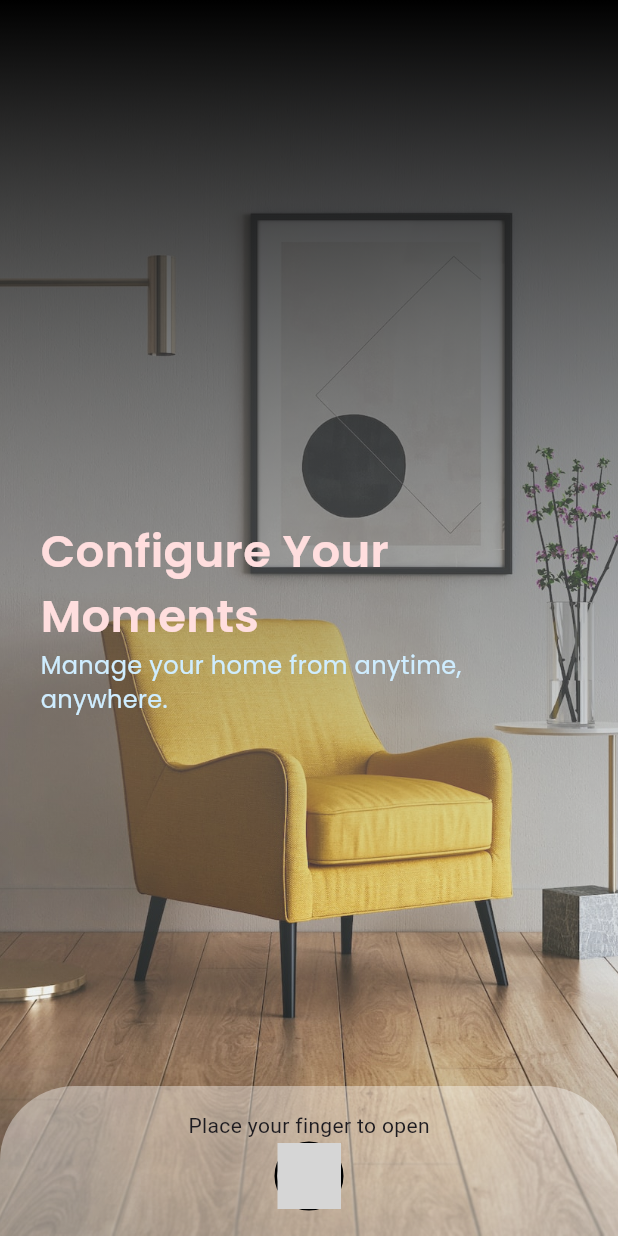
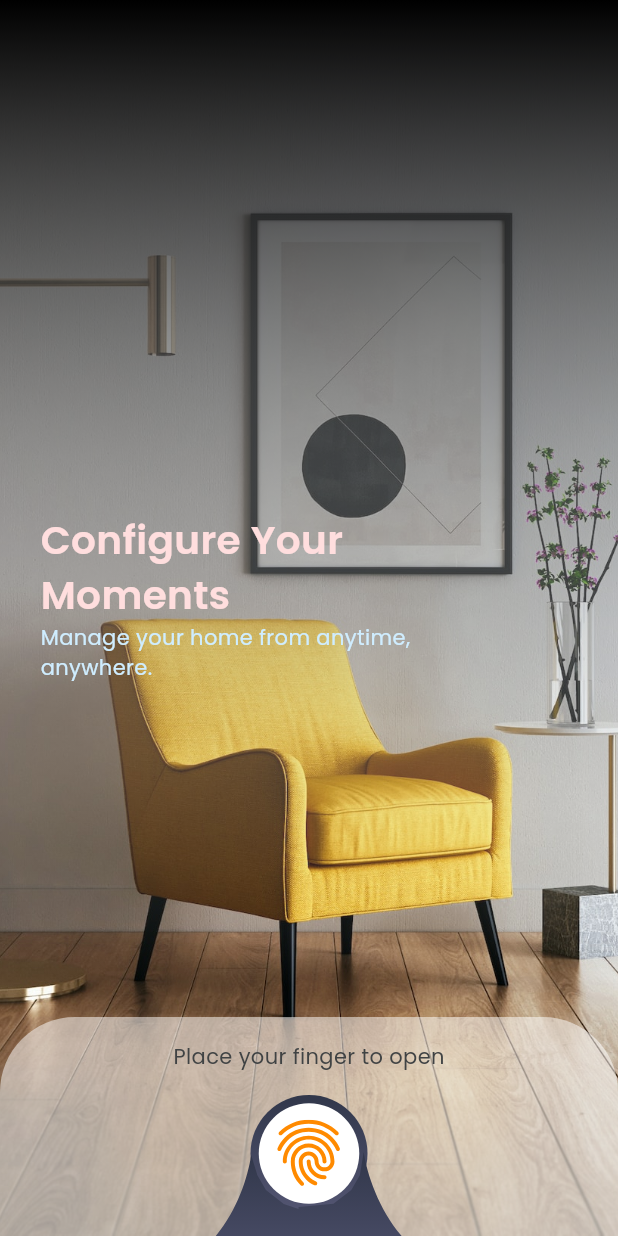
Before and after one commit to KaremMotaz/smart_home, a Flutter app: the screen it shows after launch, on a phone screen of 412 x 824 dp. Run offline on Flutter 3.47's test engine with Material 3 defaults, Android fonts, the phone set to English and light mode, and no system bars; our stand-ins replace equatable, flutter_bloc, flutter_svg, local_auth; grey boxes are pictures that could not be loaded.

Commit message:
Finger Login logic part 1

```diff
--- a/lib/core/theming/assets_data.dart
+++ b/lib/core/theming/assets_data.dart
@@ -1,4 +1,5 @@
 class AssetsData {
   static const String fingerLoginBg = 'assets/images/finger_login_bg.jpg';
   static const String fingerIcon = 'assets/svgs/finger_icon.svg';
+  static const String fingerShape = 'assets/svgs/finger_shape.svg';
 }
--- a/lib/core/theming/colors_manager.dart
+++ b/lib/core/theming/colors_manager.dart
@@ -1,5 +1,9 @@
 import 'package:flutter/material.dart';
 
 class ColorsManager {
-  static const Color mainBlue = Color(0xff0096C7);
+  static const Color darkerBlue = Color(0xff31374A);
+  static const Color darkBlue = Color(0xff535572);
+  static const Color grey = Color(0xffA8A8A8);
+  static const Color lightBlue = Color(0xffEFF1F5);
+  static const Color orange = Color(0xffFF8A00);
 }
--- a/lib/core/theming/text_styles.dart
+++ b/lib/core/theming/text_styles.dart
@@ -3,13 +3,18 @@ import 'package:flutter/material.dart';
 import 'font_weight_helper.dart';
 
 abstract class TextStyles {
-  static const TextStyle semiBold30 = TextStyle(
-    fontSize: 30,
+  static const TextStyle semiBold26 = TextStyle(
+    fontSize: 26,
     fontWeight: FontWeightHelper.semiBold,
     fontFamily: 'Poppins',
   );
-  static const TextStyle regular16 = TextStyle(
-    fontSize: 16,
+  static const TextStyle regular12 = TextStyle(
+    fontSize: 12,
+    fontWeight: FontWeightHelper.regular,
+    fontFamily: 'Poppins',
+  );
+  static const TextStyle regular14 = TextStyle(
+    fontSize: 14,
     fontWeight: FontWeightHelper.regular,
     fontFamily: 'Poppins',
   );
--- /dev/null
+++ b/lib/features/auth/logic/biometric_cubit/biometric_state.dart
@@ -0,0 +1,20 @@
+import 'package:equatable/equatable.dart';
+
+abstract class BiometricState extends Equatable {
+  @override
+  List<Object?> get props => [];
+}
+
+class BiometricInitialState extends BiometricState {}
+
+class BiometricLoadingState extends BiometricState {}
+
+class BiometricSuccessState extends BiometricState {}
+
+class BiometricFailureState extends BiometricState {
+  final String message;
+  BiometricFailureState(this.message);
+
+  @override
+  List<Object?> get props => [message];
+}
--- a/lib/features/auth/presentation/widgets/finger_login_container.dart
+++ b/lib/features/auth/presentation/widgets/finger_login_container.dart
@@ -1,6 +1,10 @@
 import 'package:flutter/material.dart';
+import 'package:flutter_bloc/flutter_bloc.dart';
 import 'package:flutter_svg/svg.dart';
 import 'package:smart_home/core/theming/assets_data.dart';
+import 'package:smart_home/core/theming/colors_manager.dart';
+import 'package:smart_home/core/theming/text_styles.dart';
+import 'package:smart_home/features/auth/logic/biometric_cubit/biometric_cubit.dart';
 
 class FingerLoginContainer extends StatelessWidget {
   const FingerLoginContainer({super.key});
@@ -10,38 +14,57 @@ class FingerLoginContainer extends StatelessWidget {
     return Container(
       padding: const EdgeInsets.symmetric(horizontal: 80, vertical: 16),
       decoration: BoxDecoration(
-        color: Colors.white.withAlpha(100),
+        color: Colors.white.withAlpha(130),
         borderRadius: BorderRadius.only(
           topLeft: Radius.circular(50),
           topRight: Radius.circular(50),
         ),
       ),
+      child: GestureDetector(
+        onTap: () {
+          context.read<BiometricCubit>().authenticate();
+        },
         child: Column(
           children: [
-          Text("Place your finger to open"),
+            Text(
+              "Place your finger to open",
+              style: TextStyles.regular14.copyWith(color: Color(0xff404344)),
+            ),
+            SizedBox(height: 16),
+            Stack(
+              clipBehavior: Clip.none,
+              alignment: Alignment.center,
+              children: [
                 Container(
+                  height: 78,
                   decoration: BoxDecoration(
                     shape: BoxShape.circle,
-              border: Border.all(color: Colors.black, width: 2),
                     gradient: LinearGradient(
                       begin: Alignment.topCenter,
                       end: Alignment.bottomCenter,
-                colors: [Colors.black, Color(0xffEFF1F5).withAlpha(0)],
+                      colors: [
+                        ColorsManager.darkerBlue,
+                        ColorsManager.darkBlue,
+                      ],
                     ),
                   ),
-            child: Container(
+                ),
+                Container(
+                  padding: EdgeInsets.all(12),
                   decoration: BoxDecoration(
                     color: Colors.white,
                     shape: BoxShape.circle,
                   ),
-              child: SvgPicture.asset(
-                AssetsData.fingerIcon,
-                width: 42,
-                height: 44,
+                  child: SvgPicture.asset(AssetsData.fingerIcon),
                 ),
-            ),
+                Positioned(
+                  bottom: -16,
+                  child: SvgPicture.asset(AssetsData.fingerShape, width: 220),
                 ),
               ],
+            ),
+          ],
+        ),
       ),
     );
   }
--- a/lib/features/auth/presentation/widgets/finger_login_view_body.dart
+++ b/lib/features/auth/presentation/widgets/finger_login_view_body.dart
@@ -1,5 +1,9 @@
 import 'package:flutter/material.dart';
+import 'package:flutter_bloc/flutter_bloc.dart';
+import 'package:local_auth/local_auth.dart';
 import 'package:smart_home/core/theming/assets_data.dart';
+import 'package:smart_home/features/auth/data/biometric_repo.dart';
+import 'package:smart_home/features/auth/logic/biometric_cubit/biometric_cubit.dart';
 import 'package:smart_home/features/auth/presentation/widgets/finger_login_container.dart';
 import 'package:smart_home/features/auth/presentation/widgets/shadow_container.dart';
 import 'package:smart_home/features/auth/presentation/widgets/text_body.dart';
@@ -16,7 +20,17 @@ class FingerLoginViewBody extends StatelessWidget {
         ),
         ShadowContainer(),
         TextBody(),
-        Positioned(bottom: 0, right: 0, left: 0, child: FingerLoginContainer()),
+        BlocProvider(
+          create: (context) => BiometricCubit(
+            biometricRepo: BiometricRepo(LocalAuthentication()),
+          ),
+          child: Positioned(
+            bottom: 0,
+            right: 0,
+            left: 0,
+            child: FingerLoginContainer(),
+          ),
+        ),
       ],
     );
   }
--- a/lib/features/auth/presentation/widgets/shadow_container.dart
+++ b/lib/features/auth/presentation/widgets/shadow_container.dart
@@ -2,11 +2,11 @@ import 'package:flutter/material.dart';
 
 class ShadowContainer extends StatelessWidget {
   const ShadowContainer({super.key});
-
   @override
   Widget build(BuildContext context) {
+    final double height = MediaQuery.of(context).size.height;
     return Container(
-      height: double.infinity,
+      height: height * 0.8,
       width: double.infinity,
       decoration: BoxDecoration(
         gradient: LinearGradient(
--- a/lib/features/auth/presentation/widgets/text_body.dart
+++ b/lib/features/auth/presentation/widgets/text_body.dart
@@ -8,19 +8,22 @@ class TextBody extends StatelessWidget {
   Widget build(BuildContext context) {
     return Padding(
       padding: const EdgeInsets.only(left: 27),
+      child: Transform.translate(
+        offset: const Offset(0, -14),
         child: Column(
           mainAxisAlignment: MainAxisAlignment.center,
           crossAxisAlignment: CrossAxisAlignment.start,
           children: [
             Text(
               "Configure Your \nMoments",
-            style: TextStyles.semiBold30.copyWith(color: Color(0xffFFDEDE)),
+              style: TextStyles.semiBold26.copyWith(color: Color(0xffFFDEDE)),
             ),
             Text(
               "Manage your home from anytime,\nanywhere.",
-            style: TextStyles.regular16.copyWith(color: Color(0xffCFEDFF)),
+              style: TextStyles.regular14.copyWith(color: Color(0xffCFEDFF)),
             ),
           ],
+        ),
       ),
     );
   }
--- a/lib/main.dart
+++ b/lib/main.dart
@@ -1,6 +1,12 @@
 import 'package:flutter/material.dart';
+import 'package:flutter/services.dart';
 import 'package:smart_home/features/app/smart_home.dart';
 
 void main() {
+  WidgetsFlutterBinding.ensureInitialized();
+  SystemChrome.setEnabledSystemUIMode(
+    SystemUiMode.manual,
+    overlays: [SystemUiOverlay.top],
+  );
   runApp(const SmartHome());
 }
--- a/pubspec.yaml
+++ b/pubspec.yaml
@@ -7,9 +7,13 @@ environment:
   sdk: ^3.8.1
 
 dependencies:
+  bloc: ^9.0.1
+  equatable: ^2.0.7
   flutter:
     sdk: flutter
+  flutter_bloc: ^9.1.1
   flutter_svg: ^2.2.1
+  local_auth: ^2.3.0
 
 dev_dependencies:
   flutter_lints: ^5.0.0
@@ -20,6 +24,7 @@ flutter:
   uses-material-design: true
   assets:
     - assets/images/
+    - assets/svgs/
 
   fonts:
     - family: Poppins
```
Also changed, not shown: lib/features/auth/data/biometric_repo.dart (added, +37 -0 lines), lib/features/auth/logic/biometric_cubit/biometric_cubit.dart (added, +33 -0 lines), assets/svgs/finger_shape.svg (added), pubspec.lock, 6 other files. Lines whose indentation alone changed are shown as unchanged.
